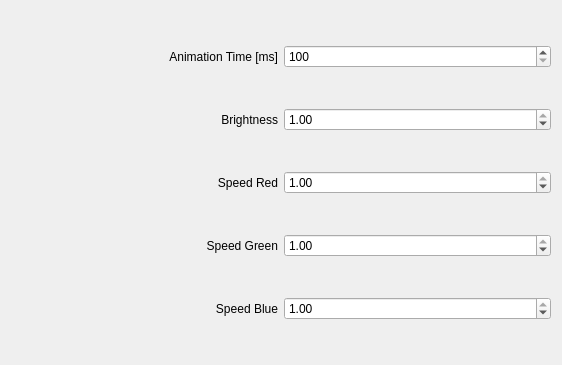
First picture: the form in kwin/rgbwarp/config.ui, repository Schneegans/Burn-My-Windows, before the edit.
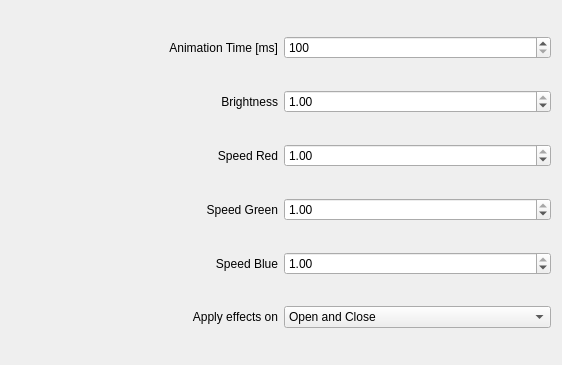
Second picture: the form after the edit.

Commit message: :tada: Apply effect on open only or close only

```diff
--- a/kwin/rgbwarp/config.ui
+++ b/kwin/rgbwarp/config.ui
@@ -141,7 +141,41 @@
      </property>
     </widget>
    </item>
-  </layout>
+  
+            <item row="5" column="0">
+                <widget class="QLabel" name="label_ApplyEffectsOn">
+                    <property name="text">
+                        <string>Apply effects on</string>
+                    </property>
+                    <property name="alignment">
+                        <set>Qt::AlignmentFlag::AlignRight|Qt::AlignmentFlag::AlignTrailing|Qt::AlignmentFlag::AlignVCenter</set>
+                    </property>
+                </widget>
+            </item>
+            <item row="5" column="1">
+                <widget class="QComboBox" name="kcfg_ApplyEffectsOn">
+                                        <property name="currentIndex">
+                        <number>2</number>
+                    </property>
+<item>
+                        <property name="text">
+                            <string>Open only</string>
+                        </property>
+                    </item>
+                    <item>
+                        <property name="text">
+                            <string>Close only</string>
+                        </property>
+                    </item>
+                    <item>
+                        <property name="text">
+                            <string>Open and Close</string>
+                        </property>
+                    </item>
+                </widget>
+            </item>
+
+        </layout>
  </widget>
  <resources/>
  <connections/>
```
The commit also changes 38 other files.
